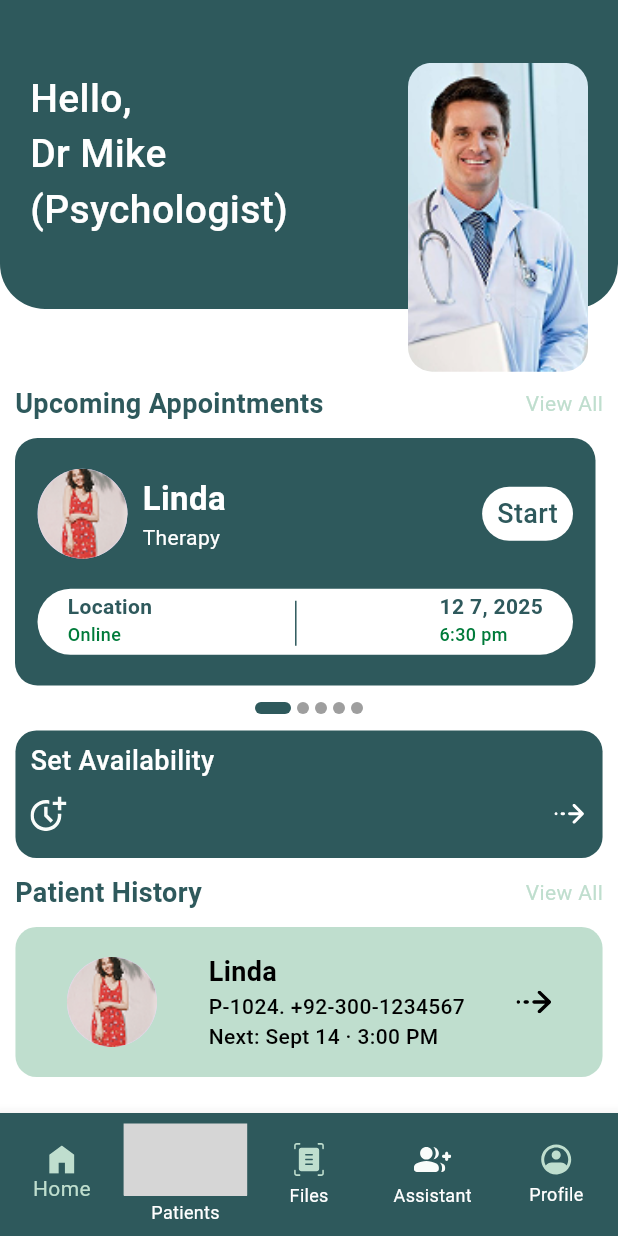
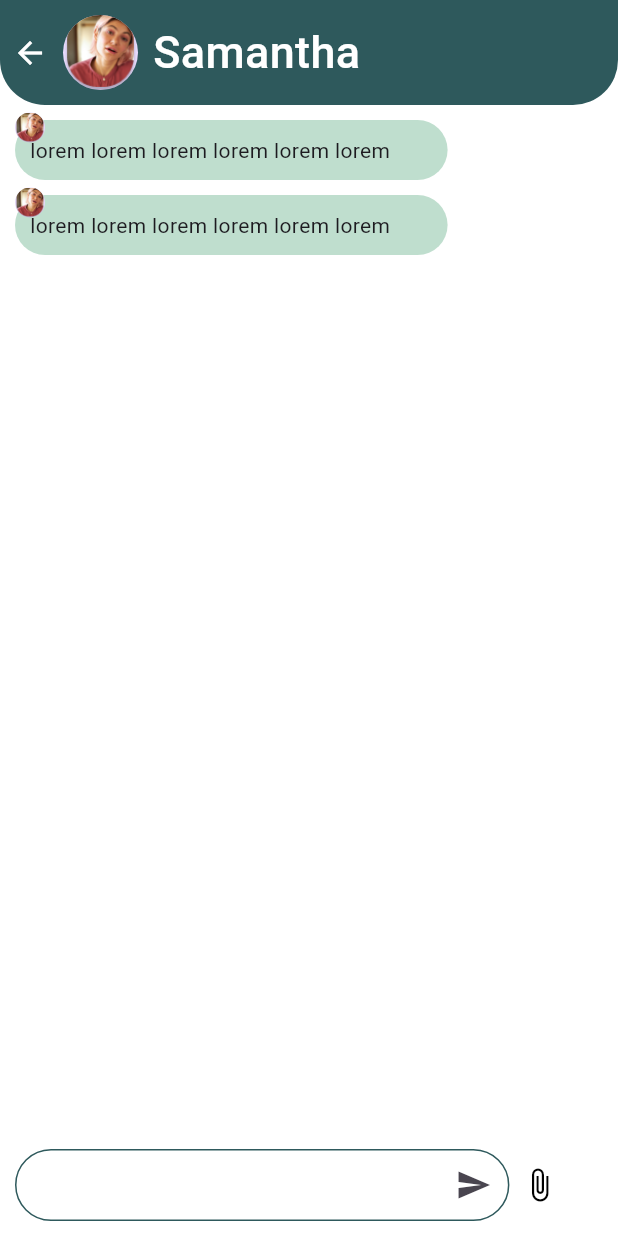
Before and after one commit to DANYALAHMED94/SHIFA-Mobile-App, a Flutter app: the screen it shows after launch, on a phone screen of 412 x 824 dp. Run offline on Flutter 3.47's test engine with Material 3 defaults, Android fonts, the light colour scheme and no system bars; drawn by our look-alikes of smooth_page_indicator; our stand-ins replace flutter_svg, gap, go_router, table_calendar; grey boxes are pictures that could not be loaded.

Commit message:
new changes added

```diff
--- a/shifa_mobile_app/lib/assets/images/images.dart
+++ b/shifa_mobile_app/lib/assets/images/images.dart
@@ -16,7 +16,7 @@ class Images {
   static const String doctorHome = "$assets/home.svg";
   static const String chatsSvg = "$assets/chats.svg";
   static const String filesSvg = "$assets/files.svg";
-  static const String profileSvg = "$assets/profile.svg";
+  static const String profile = "$assets/profile.svg";
   static const String assistantSvg = "$assets/assistant.svg";
   static const String doctorImageSvg = "$assets/doctor_image.svg";
   static const String doctorImagePng = "$assets/doctor_image.png";
@@ -37,7 +37,7 @@ class Images {
   static const String patientPng = "$assets/patientPng.png";
   static const String patientSvg = "$assets/patientSvg.Svg";
   static const String alertSvg = "$assets/alert.svg";
-  static const String profileSec = "$assets/profileSec.svg";
+  static const String profileSvg = "$assets/profileSvg.svg";
   static const String homeSec = "$assets/homeSec.svg";
   static const String assistantSec = "$assets/assistantSec.svg";
   static const String alertSec = "$assets/alertSec.svg";
--- a/shifa_mobile_app/lib/assets/strings/app_strings.dart
+++ b/shifa_mobile_app/lib/assets/strings/app_strings.dart
@@ -125,6 +125,7 @@ class AppStrings {
   static const String english   = "English";
   static const String inviteAsAssiatant   = "Invite As Assiatant";
   static const String monToFriday   = "Monday to  Friday: 9:00AM - 5:00 PM";
+  static const String lorem   = "lorem lorem lorem lorem lorem lorem";
 
 
 
--- a/shifa_mobile_app/lib/core/exports.dart
+++ b/shifa_mobile_app/lib/core/exports.dart
@@ -60,5 +60,10 @@ export 'package:shifa_mobile_app/core/widgets/custom_history.dart';
 export 'package:shifa_mobile_app/roles/doctor/features/availability/presentation/widgets/availability_card_widget.dart';
 export 'package:shifa_mobile_app/roles/doctor/features/availability/presentation/widgets/time_picker_widget.dart';
 export 'package:shifa_mobile_app/roles/doctor/features/patient/presentation/widgets/patient_tabbar_appointments.dart';
+export 'package:shifa_mobile_app/roles/doctor/features/chat/presentation/widgets/chat_card_widget.dart';
+export 'package:shifa_mobile_app/roles/doctor/features/chat/presentation/widgets/chat_field.dart';
 
 export 'package:shifa_mobile_app/roles/doctor/features/assistants/presentation/widgets/assistant_card_widget.dart';
+
+export 'package:shifa_mobile_app/roles/doctor/features/home/presentation/screens/home_screen.dart';
+export 'package:shifa_mobile_app/roles/doctor/features/patient/presentation/screens/all_patients_screen.dart';
--- a/shifa_mobile_app/lib/roles/doctor/features/bottom_nav/presentation/screens/doctor_nav_bar_screen.dart
+++ b/shifa_mobile_app/lib/roles/doctor/features/bottom_nav/presentation/screens/doctor_nav_bar_screen.dart
@@ -1,9 +1,4 @@
 import 'package:shifa_mobile_app/core/exports.dart';
-import 'package:shifa_mobile_app/roles/doctor/features/appointments/presentation/screens/appointment_request_screen.dart';
-import 'package:shifa_mobile_app/roles/doctor/features/authentication/presentation/screens/login_screen.dart';
-import 'package:shifa_mobile_app/roles/doctor/features/authentication/presentation/screens/sign_up_screen.dart';
-import 'package:shifa_mobile_app/roles/doctor/features/home/presentation/screens/home_screen.dart';
-import 'package:shifa_mobile_app/roles/doctor/features/patient/presentation/screens/all_patients_screen.dart';
 
 class DoctorNavBarScreen extends StatefulWidget {
   const DoctorNavBarScreen({super.key});
@@ -37,31 +32,41 @@ class _DoctorNavBarScreenState extends State<DoctorNavBarScreen> {
         currentIndex: _selectededIndex,
         backgroundColor: AppColors.primary,
         selectedItemColor: AppColors.secondary,
-        unselectedItemColor:  AppColors.white ,
+        unselectedItemColor: AppColors.white,
         onTap: onTapItems,
         items: [
           BottomNavigationBarItem(
-            icon: _selectededIndex == 0 ?SvgPicture.asset(Images.doctorHome) : SvgPicture.asset(Images.homeSvg),
+            icon: _selectededIndex == 0
+                ? SvgPicture.asset(Images.doctorHome)
+                : SvgPicture.asset(Images.homeSvg),
             label: "Home",
             backgroundColor: AppColors.primary,
           ),
           BottomNavigationBarItem(
-            icon:_selectededIndex == 1 ? SvgPicture.asset(Images.patientSec) : SvgPicture.asset(Images.patientSvg),
+            icon: _selectededIndex == 1
+                ? SvgPicture.asset(Images.patientSec)
+                : SvgPicture.asset(Images.patientSvg),
             label: "Patients",
             backgroundColor: AppColors.primary,
           ),
           BottomNavigationBarItem(
-            icon: SvgPicture.asset(Images.filesSvg),
-            label: "Files",
-            backgroundColor: AppColors.primary,
-          ),
-          BottomNavigationBarItem(
-            icon: SvgPicture.asset(Images.assistantSvg),
+            icon: _selectededIndex == 2
+                ? SvgPicture.asset(Images.assistantSec)
+                : SvgPicture.asset(Images.assistantSvg),
             label: "Assistant",
             backgroundColor: AppColors.primary,
           ),
           BottomNavigationBarItem(
-            icon: SvgPicture.asset(Images.profileSvg),
+            icon: _selectededIndex == 3
+                ? SvgPicture.asset(Images.alertSec)
+                : SvgPicture.asset(Images.alertSvg),
+            label: "Alerts",
+            backgroundColor: AppColors.primary,
+          ),
+          BottomNavigationBarItem(
+            icon: _selectededIndex == 4
+                ? SvgPicture.asset(Images.profile)
+                : SvgPicture.asset(Images.profileSvg),
             label: "Profile",
             backgroundColor: AppColors.primary,
           ),
--- /dev/null
+++ b/shifa_mobile_app/lib/roles/doctor/features/chat/presentation/screens/chat_screen.dart
@@ -0,0 +1,34 @@
+import 'package:shifa_mobile_app/core/exports.dart';
+
+class ChatScreen extends StatefulWidget {
+  const ChatScreen({super.key});
+
+  @override
+  State<ChatScreen> createState() => _ChatScreenState();
+}
+
+class _ChatScreenState extends State<ChatScreen> {
+  @override
+  Widget build(BuildContext context) {
+    return Scaffold(
+      backgroundColor: AppColors.white,
+      appBar: CustomPatientAppbar(),
+      body: Padding(
+        padding: const EdgeInsets.symmetric(horizontal: 10),
+        child: Column(
+          crossAxisAlignment: CrossAxisAlignment.start,
+          children: [
+          Gap(10.0),
+          ChatCardWidget(),
+          Gap(10.0),
+
+          ChatCardWidget(),
+          Spacer(),
+          ChatField(),
+          Gap(10.0),
+
+        ],),
+      ),
+    );
+  }
+}
--- /dev/null
+++ b/shifa_mobile_app/lib/roles/doctor/features/chat/presentation/widgets/chat_card_widget.dart
@@ -0,0 +1,27 @@
+import 'package:shifa_mobile_app/core/exports.dart';
+
+
+class ChatCardWidget extends StatelessWidget {
+  const ChatCardWidget({super.key});
+
+  @override
+  Widget build(BuildContext context) {
+    return Stack(
+      clipBehavior: Clip.none,
+      children: [
+        Container(
+         padding: EdgeInsets.all(10),
+          width: MediaQueryHelper.screenWidth(context)*0.70,
+          decoration: BoxDecoration(
+          color: AppColors.secondary,
+            borderRadius: BorderRadius.circular(24),
+          ),
+          child: AppText(text: AppStrings.lorem),
+      ),
+        Positioned(
+          top: -5.0,
+          child: CircleAvatar(radius: 10,backgroundImage: AssetImage(Images.patientPng),)),
+      ],
+    );
+  }
+}
--- /dev/null
+++ b/shifa_mobile_app/lib/roles/doctor/features/chat/presentation/widgets/chat_field.dart
@@ -0,0 +1,34 @@
+import 'package:shifa_mobile_app/core/exports.dart';
+
+class ChatField extends StatelessWidget {
+  const ChatField({super.key});
+
+  @override
+  Widget build(BuildContext context) {
+    final screenWidth = MediaQuery.of(context).size.width;
+
+    return Row(
+      children: [
+        Container(
+          width: screenWidth * 0.8,
+          child: TextField(
+            decoration: InputDecoration(
+              enabledBorder: OutlineInputBorder(
+                borderSide: BorderSide(color: AppColors.primary),
+                borderRadius: BorderRadius.circular(24),
+              ),
+              focusedBorder: OutlineInputBorder(
+                borderSide: BorderSide(color: AppColors.primary, width: 2),
+                borderRadius: BorderRadius.circular(24),
+              ),
+              suffixIcon: IconButton(icon: Icon(Icons.send), onPressed: () {}),
+              contentPadding: EdgeInsets.symmetric(horizontal: 12, vertical: 8),
+            ),
+          ),
+        ),
+        const SizedBox(width: 8),
+        Icon(Icons.attach_file, color: Colors.black),
+      ],
+    );
+  }
+}
--- a/shifa_mobile_app/lib/routes/routes.dart
+++ b/shifa_mobile_app/lib/routes/routes.dart
@@ -5,11 +5,12 @@ import 'package:shifa_mobile_app/roles/doctor/features/assistants/presentation/s
 import 'package:shifa_mobile_app/roles/doctor/features/availability/presentation/screens/add_availability_screen.dart';
 import 'package:shifa_mobile_app/roles/doctor/features/availability/presentation/screens/add_slot_screen.dart';
 import 'package:shifa_mobile_app/roles/doctor/features/availability/presentation/screens/override_period_screen.dart';
+import 'package:shifa_mobile_app/roles/doctor/features/chat/presentation/screens/chat_screen.dart';
 import 'package:shifa_mobile_app/roles/doctor/features/patient/presentation/screens/all_patients_screen.dart';
 import 'package:shifa_mobile_app/roles/doctor/features/patient/presentation/screens/doctor_patient_profile.dart';
 
 final GoRouter router = GoRouter(
-  initialLocation: "/doctor_nav_bar_screen",
+  initialLocation: "/chat_screen",
   routes: [
     GoRoute(
       path: "/",
@@ -145,6 +146,13 @@ final GoRouter router = GoRouter(
         return AssistantProfileScreen();
       },
     ),
+        GoRoute(
+      path: "/chat_screen",
+      name: AppRouteNames.chatScreen,
+      builder: (context, state) {
+        return ChatScreen();
+      },
+    ),
   ],
 );
 
@@ -171,4 +179,5 @@ class AppRouteNames {
       "doc_patient_appointment_screen";
   static const String assistantScreen = "assistant_screen";
   static const String assistantProfileScreen = "assistant_profile_screen";
+  static const String chatScreen = "chat_screen";
 }
```
Also changed, not shown: shifa_mobile_app/lib/roles/doctor/features/chat/presentation/widgets/file_bottom_sheet.dart (added, +10 -0 lines), shifa_mobile_app/assets/images/profileSec.svg (deleted).
